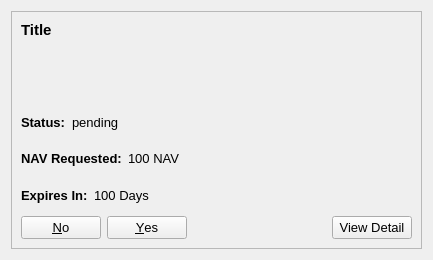
Before: the Qt Designer form src/qt/communityfunddisplay.ui in navcoin/navcoin-core, drawn with Qt 5.
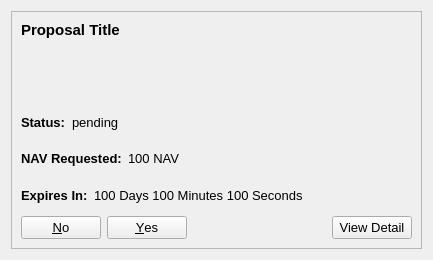
After: the same form once the commit is applied.

Commit message: added default values to communityfunddisplaydetailed.ui

Diff of the .ui file:
```diff
--- a/src/qt/communityfunddisplay.ui
+++ b/src/qt/communityfunddisplay.ui
@@ -99,7 +99,7 @@
          </font>
         </property>
         <property name="text">
-         <string>Title</string>
+         <string>Proposal Title</string>
         </property>
         <property name="alignment">
          <set>Qt::AlignLeading|Qt::AlignLeft|Qt::AlignTop</set>
@@ -225,7 +225,7 @@
              </font>
             </property>
             <property name="text">
-             <string>100 Days</string>
+             <string>100 Days 100 Minutes 100 Seconds</string>
             </property>
            </widget>
           </item>
```
The commit also changes 1 other file.
